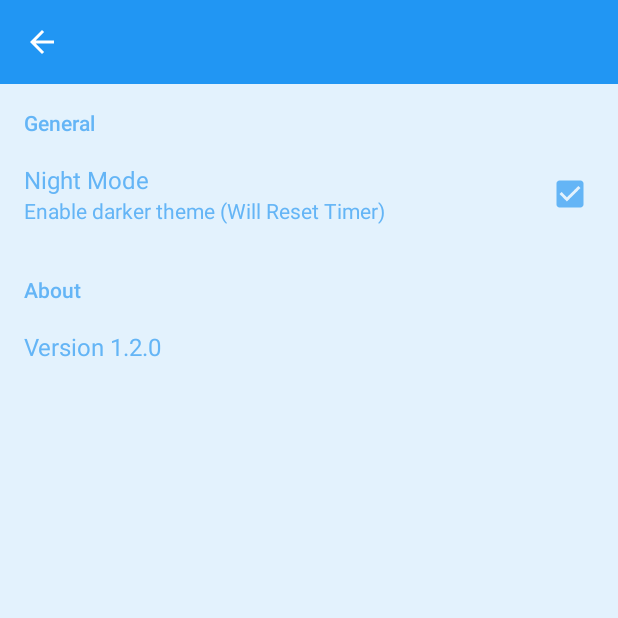
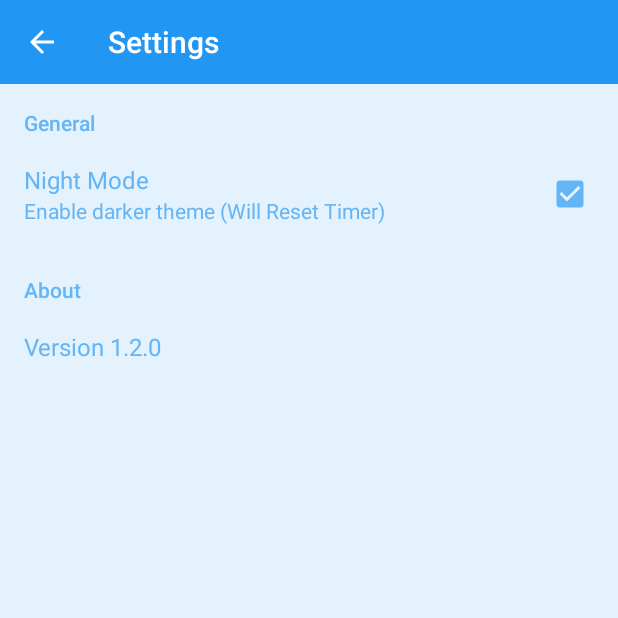
Before and after one commit to AquaMorph/Play-Stopper, an Android app: the screen it shows after launch (Preference), in the options menu, after a tap on "Settings", on a phone screen of 412 x 824 dp, the top half of it. Run offline under Robolectric (Android 15) with nearby library versions, the phone set to English and light mode, and no system bars; our stand-ins replace AdMob.

Commit message:
Updated to new preference set up Updated build tools Updated travis build settings to latest build tools

```diff
--- a/build.gradle
+++ b/build.gradle
@@ -5,7 +5,7 @@ buildscript {
         jcenter()
     }
     dependencies {
-        classpath 'com.android.tools.build:gradle:1.4.0-beta1'
+        classpath 'com.android.tools.build:gradle:1.4.0-beta5'
     }
 }
 
--- a/mobile/src/main/java/com/aquamorph/playstopper/MainActivity.java
+++ b/mobile/src/main/java/com/aquamorph/playstopper/MainActivity.java
@@ -36,6 +36,7 @@ public class MainActivity extends AppCompatActivity implements OnClickListener,
 	Button dialButtons[] = new Button[10];
 	TextView timeDisplayText;
 	Button start;
+	Toolbar toolbar;
 
 	//Menu Options
 	public boolean onOptionsItemSelected(MenuItem item) {
@@ -53,9 +54,6 @@ public class MainActivity extends AppCompatActivity implements OnClickListener,
 	protected void onCreate(Bundle savedInstanceState) {
 		super.onCreate(savedInstanceState);
 		setContentView(R.layout.activity_main);
-
-		Toolbar toolbar = (Toolbar) findViewById(R.id.toolbar);
-		setSupportActionBar(toolbar);
 
 		loadPreferences();
 		theme(this);
@@ -292,6 +290,10 @@ public class MainActivity extends AppCompatActivity implements OnClickListener,
 	}
 
 	public void listener() {
+		//Toolbar
+		toolbar = (Toolbar) findViewById(R.id.toolbar);
+		setSupportActionBar(toolbar);
+
 		//Load ads
 		AdView mAdView = (AdView) findViewById(R.id.adView);
 		AdRequest adRequest = new AdRequest.Builder()
--- /dev/null
+++ b/mobile/src/main/java/com/aquamorph/playstopper/PrefFragment.java
@@ -0,0 +1,11 @@
+package com.aquamorph.playstopper;
+
+import android.os.Bundle;
+
+public class PrefFragment extends android.preference.PreferenceFragment {
+	@Override
+	public void onCreate(final Bundle savedInstanceState) {
+		super.onCreate(savedInstanceState);
+		addPreferencesFromResource(R.xml.preference);
+	}
+}
--- a/mobile/src/main/java/com/aquamorph/playstopper/Preference.java
+++ b/mobile/src/main/java/com/aquamorph/playstopper/Preference.java
@@ -1,7 +1,6 @@
 package com.aquamorph.playstopper;
 
 import android.os.Bundle;
-import android.preference.PreferenceFragment;
 import android.support.v7.app.AppCompatActivity;
 import android.support.v7.widget.Toolbar;
 import android.view.MenuItem;
@@ -12,12 +11,14 @@ public class Preference extends AppCompatActivity {
 		super.onCreate(savedInstanceState);
 		setContentView(R.layout.pref_with_actionbar);
 
+		MainActivity.theme(this);
+
 		Toolbar toolbar = (Toolbar) findViewById(R.id.toolbar);
 		setSupportActionBar(toolbar);
-		getSupportActionBar().setDisplayShowTitleEnabled(false);
+		getSupportActionBar().setTitle(R.string.action_settings);
 		getSupportActionBar().setDisplayHomeAsUpEnabled(true);
 
-		getFragmentManager().beginTransaction().replace(R.id.content_frame, new MyPreferenceFragment()).commit();
+		getFragmentManager().beginTransaction().replace(R.id.content_frame, new PrefFragment()).commit();
 	}
 
 	@Override
@@ -34,11 +35,3 @@ public class Preference extends AppCompatActivity {
 		return super.onOptionsItemSelected(item);
 	}
 }
-
-class MyPreferenceFragment extends PreferenceFragment {
-	@Override
-	public void onCreate(final Bundle savedInstanceState) {
-		super.onCreate(savedInstanceState);
-		addPreferencesFromResource(R.xml.preference);
-	}
-}
```
Also changed, not shown: mobile/src/main/res/layout-land/activity_main.xml (+8 -2 lines), 1 other file.
